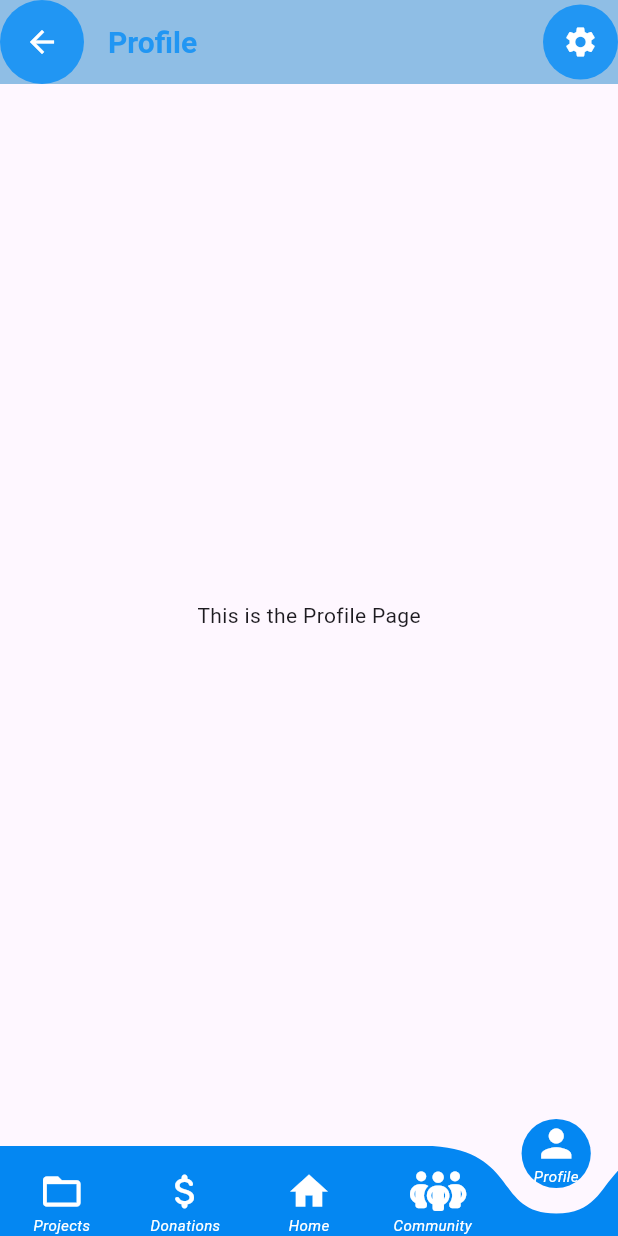
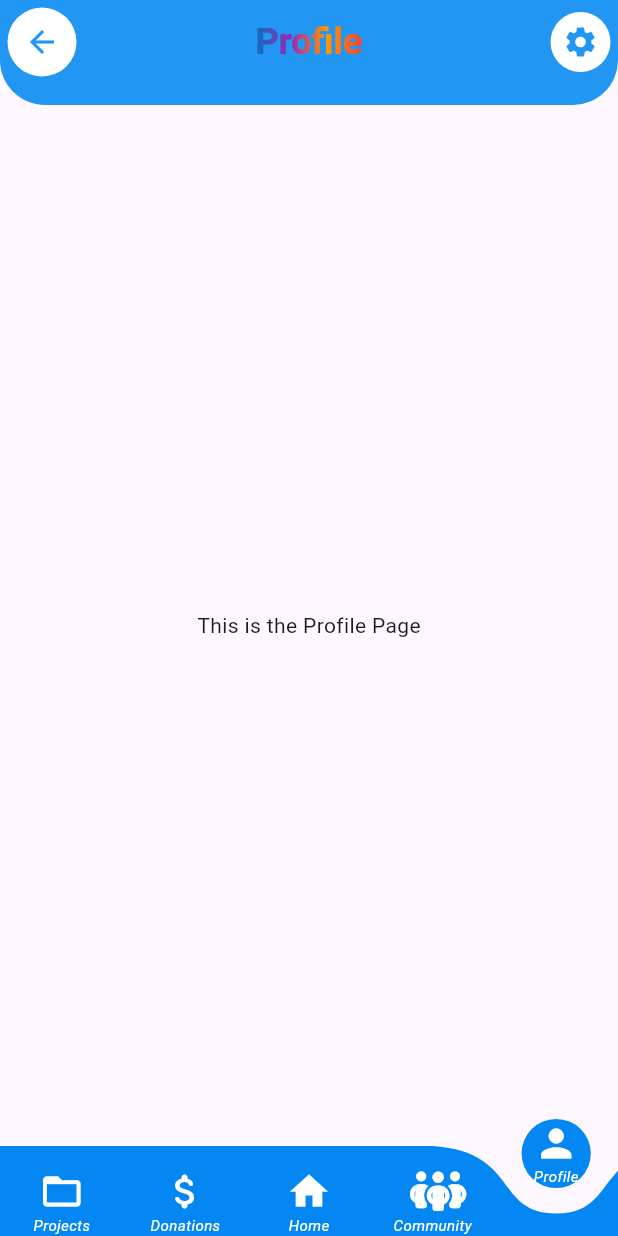
Before and after one commit to Yvonne-Wanja-1/Elim_trust_2, a Flutter app: the screen it shows after launch, item 5 of the bottom bar chosen, on a phone screen of 412 x 824 dp. Run offline on Flutter 3.47's test engine with Material 3 defaults, Android fonts, the phone set to English and light mode, and no system bars; drawn by our look-alikes of animated_text_kit, curved_navigation_bar; our stand-ins replace font_awesome_flutter.

Commit message:
added an animation in the profile page and fixed some bugs

```diff
--- a/elim_trust_2/lib/main.dart
+++ b/elim_trust_2/lib/main.dart
@@ -20,10 +20,16 @@ theme: ThemeData( // It's good practice to enable Material 3
   useMaterial3: true, // meaning it will use the latest Material Design 3 features
 ),
 initialRoute: '/home', // The initial route of the app
+
 routes: {
-  '/home': (context) => const HomePage(), // The initial route of the app
-  '/profile': (context) => const ProfilePage(), // The home page route
+  '/home': (context) => const HomePage(),
+  // '/projects': (context) => const ProjectsPage(),
+  // '/donations': (context) => const DonationsPage(),
+  // '/community': (context) => const CommunityPage(),
+  '/profile': (context) => const ProfilePage(),
 },
+
+
 
     );
   }
--- a/elim_trust_2/lib/pages/profilepage.dart
+++ b/elim_trust_2/lib/pages/profilepage.dart
@@ -1,3 +1,4 @@
+import 'package:animated_text_kit/animated_text_kit.dart';
 import 'package:curved_navigation_bar/curved_navigation_bar.dart';
 import 'package:flutter/material.dart';
 import 'package:font_awesome_flutter/font_awesome_flutter.dart';
@@ -8,46 +9,76 @@ class ProfilePage extends StatelessWidget {
   @override
   Widget build(BuildContext context) {
     return Scaffold(
-      appBar: AppBar(
-        title: const Text(
+      appBar: PreferredSize(
+        preferredSize: const Size.fromHeight(70),
+        child: ClipRRect(
+          borderRadius: const BorderRadius.only(
+            bottomLeft: Radius.circular(30),
+            bottomRight: Radius.circular(30),
+          ),
+          child: AppBar(
+            centerTitle: true,
+            title: ShaderMask(
+              shaderCallback: (bounds) => const LinearGradient(
+                colors: [
+                  Color.fromARGB(255, 11, 110, 192),
+                  Colors.purple,
+                  Colors.orange,
+                  Colors.red,
+                ],
+              ).createShader(bounds),
+              child: AnimatedTextKit(
+                animatedTexts: [
+                  TyperAnimatedText(
                     'Profile',
-          style: TextStyle(
-            color: Colors.blue,
+                    textStyle: const TextStyle(
+                      fontSize: 24,
                       fontWeight: FontWeight.bold,
-            fontSize: 20,
+                      color: Colors.white, // Needed for ShaderMask
                     ),
-          textAlign: TextAlign.center,
+                    speed: Duration(milliseconds: 150),
                   ),
-        backgroundColor: const Color.fromARGB(255, 143, 190, 229),
+                ],
+                isRepeatingAnimation: true,
+                repeatForever: true,
+              ),
+            ),
+            backgroundColor: Colors.blue,
             actions: [
               Container(
-            height: 50,
-            width: 50,
+                margin: const EdgeInsets.only(right: 5),
+                height: 40,
+                width: 40,
                 decoration: const BoxDecoration(
-              color: Colors.blue,
+                  color: Colors.white,
                   shape: BoxShape.circle,
                 ),
                 child: IconButton(
                   icon: const Icon(Icons.settings),
-              color: Colors.white,
+                  color: Colors.blue,
                   onPressed: () {
                     // Action for settings button
                   },
                 ),
               ),
             ],
-        leading: Container(
-          height: 50,
-          width: 50,
+            leading: Padding(
+              padding: const EdgeInsets.all(5.0),
+              child: Container(
+                height: 40,
+                width: 40,
                 decoration: const BoxDecoration(
-            color: Colors.blue,
+                  color: Colors.white,
                   shape: BoxShape.circle,
                 ),
                 child: IconButton(
-            icon: const Icon(Icons.arrow_back, color: Colors.white),
+                  icon: const Icon(Icons.arrow_back, color: Colors.blue),
                   onPressed: () {
-              Navigator.pop(context); // Go back
+                    Navigator.pop(context);
                   },
+                ),
+              ),
+            ),
           ),
         ),
       ),
@@ -56,7 +87,6 @@ class ProfilePage extends StatelessWidget {
           scrollDirection: Axis.vertical,
           child: Column(
             children: [
-              // Your profile content here
               Text('This is the Profile Page'),
             ],
           ),
@@ -66,7 +96,7 @@ class ProfilePage extends StatelessWidget {
         backgroundColor: Colors.transparent,
         color: const Color.fromARGB(255, 4, 135, 242),
         height: 60,
-        index: 4, // this ensures the correct tab is selected
+        index: 4,
         items: <Widget>[
           Column(
             mainAxisSize: MainAxisSize.min,
@@ -140,7 +170,6 @@ class ProfilePage extends StatelessWidget {
               Navigator.pushReplacementNamed(context, '/community');
               break;
             case 4:
-              // Already on profile, do nothing
               break;
           }
         },
```
Also changed, not shown: elim_trust_2/pubspec.yaml (+3 -67 lines), elim_trust_2/lib/pages/homepage.dart (line endings or trailing spaces), elim_trust_2/pubspec.lock. Lines whose indentation alone changed are shown as unchanged.
